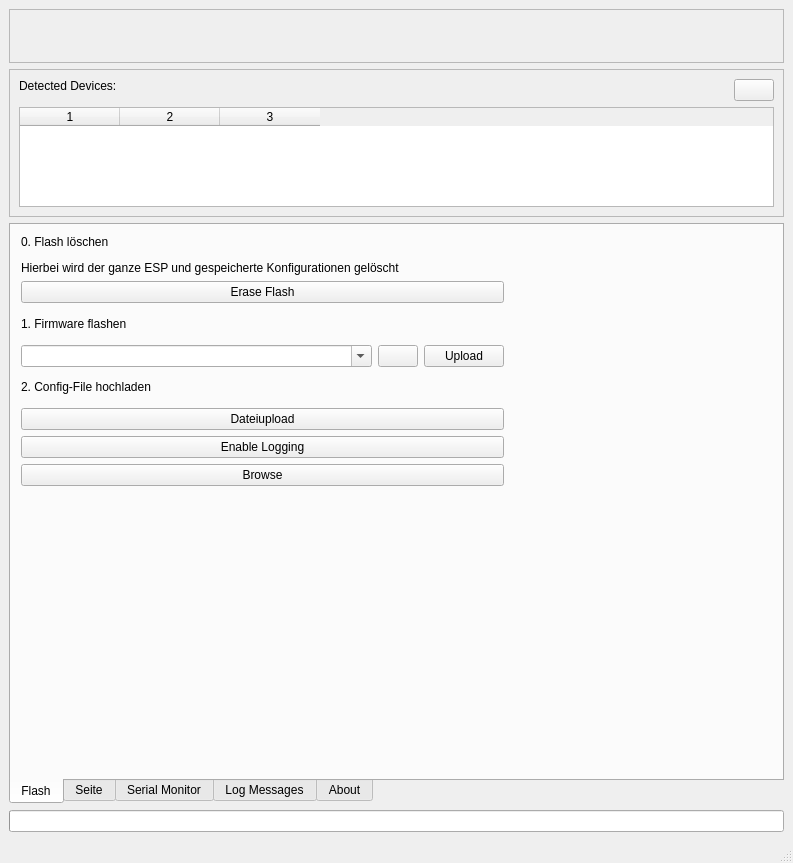
Before: the Qt Designer form gui/mainwindow.ui in littleyoda/littleyoda-DCC-Decoder-Flasher, drawn with Qt 5.
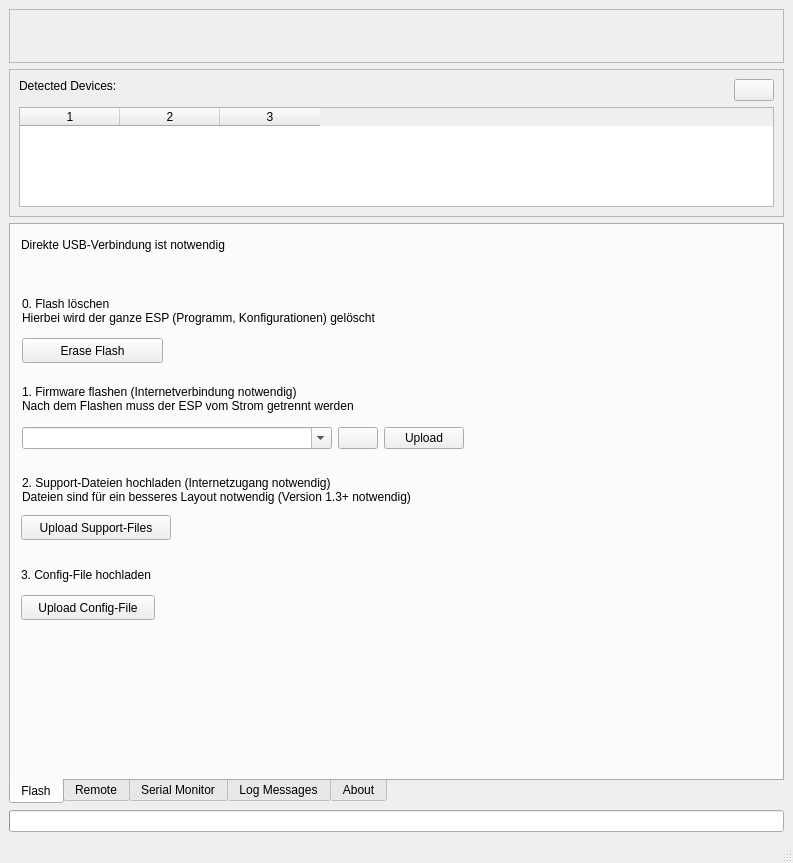
After: the same form once the commit is applied. Icons and pictures are not drawn.

Commit message: - Verbessertes UI - Upload-Funktionalität

Patch:
```diff
--- a/gui/mainwindow.ui
+++ b/gui/mainwindow.ui
@@ -183,25 +183,28 @@
        <attribute name="title">
         <string>Flash</string>
        </attribute>
-       <widget class="QWidget" name="">
-        <property name="geometry">
-         <rect>
-          <x>10</x>
-          <y>10</y>
-          <width>483</width>
-          <height>251</height>
-         </rect>
-        </property>
-        <layout class="QVBoxLayout" name="verticalLayout_4">
-         <item>
           <widget class="QLabel" name="label">
+        <property name="geometry">
+         <rect>
+          <x>11</x>
+          <y>61</y>
+          <width>447</width>
+          <height>51</height>
+         </rect>
+        </property>
            <property name="text">
-            <string>&lt;html&gt;&lt;head/&gt;&lt;body&gt;&lt;p&gt;0. Flash löschen&lt;/p&gt;&lt;p&gt;Hierbei wird der ganze ESP und gespeicherte Konfigurationen gelöscht&lt;/p&gt;&lt;/body&gt;&lt;/html&gt;</string>
-           </property>
-          </widget>
-         </item>
-         <item>
+         <string>&lt;html&gt;&lt;head/&gt;&lt;body&gt;&lt;p&gt;0. Flash löschen&lt;br/&gt;Hierbei wird der ganze ESP (Programm, Konfigurationen) gelöscht&lt;/p&gt;&lt;/body&gt;&lt;/html&gt;</string>
+        </property>
+       </widget>
           <widget class="QPushButton" name="eraseButton">
+        <property name="geometry">
+         <rect>
+          <x>11</x>
+          <y>113</y>
+          <width>141</width>
+          <height>25</height>
+         </rect>
+        </property>
            <property name="sizePolicy">
             <sizepolicy hsizetype="Expanding" vsizetype="Fixed">
              <horstretch>0</horstretch>
@@ -212,15 +215,41 @@
             <string>Erase Flash</string>
            </property>
           </widget>
-         </item>
-         <item>
           <widget class="QLabel" name="label_2">
+        <property name="geometry">
+         <rect>
+          <x>11</x>
+          <y>154</y>
+          <width>431</width>
+          <height>41</height>
+         </rect>
+        </property>
            <property name="text">
-            <string>&lt;html&gt;&lt;head/&gt;&lt;body&gt;&lt;p&gt;1. Firmware flashen&lt;/p&gt;&lt;/body&gt;&lt;/html&gt;</string>
-           </property>
-          </widget>
-         </item>
-         <item>
+         <string>&lt;html&gt;&lt;head/&gt;&lt;body&gt;&lt;p&gt;1. Firmware flashen (Internetverbindung notwendig)&lt;br/&gt;Nach dem Flashen muss der ESP vom Strom getrennt werden&lt;/p&gt;&lt;/body&gt;&lt;/html&gt;</string>
+        </property>
+       </widget>
+       <widget class="QLabel" name="label_3">
+        <property name="geometry">
+         <rect>
+          <x>11</x>
+          <y>240</y>
+          <width>511</width>
+          <height>51</height>
+         </rect>
+        </property>
+        <property name="text">
+         <string>&lt;html&gt;&lt;head/&gt;&lt;body&gt;&lt;p&gt;2. Support-Dateien hochladen (Internetzugang notwendig)&lt;br/&gt;Dateien sind für ein besseres Layout notwendig (Version 1.3+ notwendig)&lt;/p&gt;&lt;/body&gt;&lt;/html&gt;</string>
+        </property>
+       </widget>
+       <widget class="QWidget" name="layoutWidget">
+        <property name="geometry">
+         <rect>
+          <x>11</x>
+          <y>200</y>
+          <width>442</width>
+          <height>27</height>
+         </rect>
+        </property>
           <layout class="QHBoxLayout" name="horizontalLayout_2">
            <item>
             <widget class="QComboBox" name="versionBox">
@@ -256,29 +285,58 @@
             </widget>
            </item>
           </layout>
-         </item>
-         <item>
-          <widget class="QLabel" name="label_3">
+       </widget>
+       <widget class="QLabel" name="label_4">
+        <property name="geometry">
+         <rect>
+          <x>10</x>
+          <y>340</y>
+          <width>381</width>
+          <height>21</height>
+         </rect>
+        </property>
            <property name="text">
-            <string>&lt;html&gt;&lt;head/&gt;&lt;body&gt;&lt;p&gt;2. Config-File hochladen&lt;/p&gt;&lt;/body&gt;&lt;/html&gt;</string>
-           </property>
-          </widget>
-         </item>
-         <item>
-          <widget class="QPushButton" name="fileuploadButton">
-           <property name="sizePolicy">
-            <sizepolicy hsizetype="Expanding" vsizetype="Fixed">
-             <horstretch>0</horstretch>
-             <verstretch>0</verstretch>
-            </sizepolicy>
+         <string>&lt;html&gt;&lt;head/&gt;&lt;body&gt;&lt;p&gt;3. Config-File hochladen&lt;/p&gt;&lt;/body&gt;&lt;/html&gt;</string>
+        </property>
+       </widget>
+       <widget class="QLabel" name="label_7">
+        <property name="geometry">
+         <rect>
+          <x>10</x>
+          <y>10</y>
+          <width>447</width>
+          <height>21</height>
+         </rect>
            </property>
            <property name="text">
-            <string>Dateiupload</string>
-           </property>
-          </widget>
-         </item>
-         <item>
-          <widget class="QPushButton" name="enableLoggingButton">
+         <string>&lt;html&gt;&lt;head/&gt;&lt;body&gt;&lt;p&gt;Direkte USB-Verbindung ist notwendig&lt;/p&gt;&lt;/body&gt;&lt;/html&gt;</string>
+        </property>
+       </widget>
+       <widget class="QPushButton" name="uploadSupportFiles">
+        <property name="geometry">
+         <rect>
+          <x>10</x>
+          <y>290</y>
+          <width>150</width>
+          <height>25</height>
+         </rect>
+        </property>
+        <property name="toolTip">
+         <string>&lt;html&gt;&lt;head/&gt;&lt;body&gt;&lt;p&gt;Lädt die benötigen Dateien hoch:&lt;/p&gt;&lt;p&gt;css.css / milligram.min.css / vis-network.min.css / vis-network.min.js.gz&lt;/p&gt;&lt;/body&gt;&lt;/html&gt;</string>
+        </property>
+        <property name="text">
+         <string>Upload Support-Files</string>
+        </property>
+       </widget>
+       <widget class="QPushButton" name="uploadConfigFile">
+        <property name="geometry">
+         <rect>
+          <x>10</x>
+          <y>370</y>
+          <width>134</width>
+          <height>25</height>
+         </rect>
+        </property>
            <property name="sizePolicy">
             <sizepolicy hsizetype="Expanding" vsizetype="Fixed">
              <horstretch>0</horstretch>
@@ -286,12 +344,23 @@
             </sizepolicy>
            </property>
            <property name="text">
-            <string>Enable Logging</string>
-           </property>
-          </widget>
-         </item>
-         <item>
+         <string>Upload Config-File</string>
+        </property>
+       </widget>
+      </widget>
+      <widget class="QWidget" name="remoteTab">
+       <attribute name="title">
+        <string>Remote</string>
+       </attribute>
           <widget class="QPushButton" name="discoveryBrowser">
+        <property name="geometry">
+         <rect>
+          <x>10</x>
+          <y>80</y>
+          <width>211</width>
+          <height>25</height>
+         </rect>
+        </property>
            <property name="sizePolicy">
             <sizepolicy hsizetype="Expanding" vsizetype="Fixed">
              <horstretch>0</horstretch>
@@ -299,18 +368,29 @@
             </sizepolicy>
            </property>
            <property name="text">
-            <string>Browse</string>
-           </property>
-          </widget>
-         </item>
-        </layout>
+         <string>Controller-Seite öffnen</string>
+        </property>
+       </widget>
+       <widget class="QPushButton" name="enableLoggingButton">
+        <property name="geometry">
+         <rect>
+          <x>10</x>
+          <y>40</y>
+          <width>211</width>
+          <height>25</height>
+         </rect>
+        </property>
+        <property name="sizePolicy">
+         <sizepolicy hsizetype="Expanding" vsizetype="Fixed">
+          <horstretch>0</horstretch>
+          <verstretch>0</verstretch>
+         </sizepolicy>
+        </property>
+        <property name="text">
+         <string>Remote-Logging aktivieren</string>
+        </property>
        </widget>
-      </widget>
-      <widget class="QWidget" name="config">
-       <attribute name="title">
-        <string>Seite</string>
-       </attribute>
-       <widget class="QTextEdit" name="configTextArea">
+       <widget class="QLabel" name="label_10">
         <property name="geometry">
          <rect>
           <x>10</x>
```
Left out of the diff: 96 changed lines with no effect on the pictures. Lines whose indentation alone changed are shown as unchanged. The commit also changes 4 other files.
